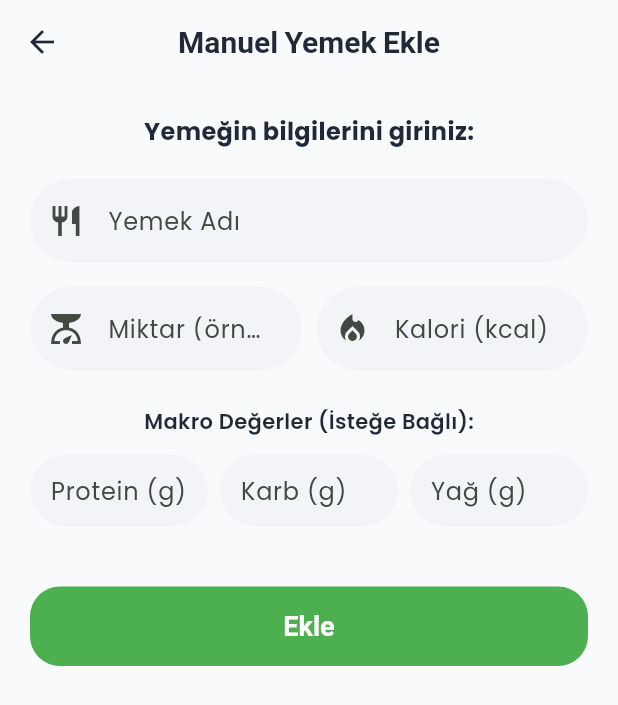
After one commit to tarikmenguc/mobile, a Flutter app: the FoodEntryView screen opened by its route, tab 2 chosen, after a tap on the "edit note" icon, on a phone screen of 412 x 824 dp. The commit adds this screen. Shown: the top 705 px of the screen. Run offline on Flutter 3.47's test engine with Material 3 defaults, Android fonts, the phone set to English and light mode, and no system bars; our stand-ins replace dio, file_picker, fl_chart, get, get_storage, google_fonts and 2 more; accounts and stored records are empty.

Commit message:
feat(manual): add editable ai results, manual food entry and manual goal override

```diff
--- a/mobile/lib/app/modules/food/views/food_entry_view.dart
+++ b/mobile/lib/app/modules/food/views/food_entry_view.dart
@@ -4,6 +4,7 @@ import 'package:image_picker/image_picker.dart';
 import '../controllers/food_controller.dart';
 import 'package:mobile/app/theme/app_colors.dart';
 import 'package:mobile/app/theme/app_theme.dart';
+import 'manual_add_view.dart';
 
 class FoodEntryView extends GetView<FoodController> {
   const FoodEntryView({Key? key}) : super(key: key);
@@ -87,7 +88,10 @@ class FoodEntryView extends GetView<FoodController> {
       child: Column(
         children: [
           // Arama Alanı
-          TextField(
+          Row(
+            children: [
+              Expanded(
+                child: TextField(
                   controller: controller.searchTextController,
                   decoration: InputDecoration(
                     hintText: "Örn: 1 kase mercimek çorbası",
@@ -98,6 +102,20 @@ class FoodEntryView extends GetView<FoodController> {
                     // filled & border handled by AppTheme
                   ),
                   onSubmitted: (_) => controller.searchFoodText(),
+                ),
+              ),
+              const SizedBox(width: 10),
+              ElevatedButton(
+                onPressed: () => Get.to(() => const ManualAddView()),
+                style: ElevatedButton.styleFrom(
+                    padding: const EdgeInsets.symmetric(
+                        horizontal: 16, vertical: 16),
+                    backgroundColor: AppColors.primary,
+                    shape: RoundedRectangleBorder(
+                        borderRadius: BorderRadius.circular(12))),
+                child: const Icon(Icons.edit_note, color: Colors.white),
+              )
+            ],
           ),
           const SizedBox(height: 20),
 
--- /dev/null
+++ b/mobile/lib/app/modules/food/views/manual_add_view.dart
@@ -0,0 +1,134 @@
+import 'package:flutter/material.dart';
+import 'package:get/get.dart';
+import '../controllers/food_controller.dart';
+
+class ManualAddView extends GetView<FoodController> {
+  const ManualAddView({Key? key}) : super(key: key);
+
+  @override
+  Widget build(BuildContext context) {
+    // Local controllers for the form
+    final nameCtrl = TextEditingController();
+    final calCtrl = TextEditingController();
+    final amountCtrl = TextEditingController();
+    final proteinCtrl = TextEditingController();
+    final carbCtrl = TextEditingController();
+    final fatCtrl = TextEditingController();
+
+    return Scaffold(
+      appBar: AppBar(title: const Text("Manuel Yemek Ekle")),
+      body: SingleChildScrollView(
+        padding: const EdgeInsets.all(20),
+        child: Column(
+          children: [
+            const Text("Yemeğin bilgilerini giriniz:",
+                style: TextStyle(fontSize: 16, fontWeight: FontWeight.bold)),
+            const SizedBox(height: 20),
+
+            // Name
+            TextField(
+              controller: nameCtrl,
+              decoration: const InputDecoration(
+                  labelText: "Yemek Adı",
+                  border: OutlineInputBorder(),
+                  prefixIcon: Icon(Icons.restaurant)),
+            ),
+            const SizedBox(height: 16),
+
+            // Amount & Calories
+            Row(
+              children: [
+                Expanded(
+                  child: TextField(
+                    controller: amountCtrl,
+                    decoration: const InputDecoration(
+                        labelText: "Miktar (örn: 1 porsiyon)",
+                        border: OutlineInputBorder(),
+                        prefixIcon: Icon(Icons.scale)),
+                  ),
+                ),
+                const SizedBox(width: 10),
+                Expanded(
+                  child: TextField(
+                    controller: calCtrl,
+                    keyboardType: TextInputType.number,
+                    decoration: const InputDecoration(
+                        labelText: "Kalori (kcal)",
+                        border: OutlineInputBorder(),
+                        prefixIcon: Icon(Icons.local_fire_department)),
+                  ),
+                ),
+              ],
+            ),
+            const SizedBox(height: 24),
+
+            const Text("Makro Değerler (İsteğe Bağlı):",
+                style: TextStyle(fontWeight: FontWeight.w600)),
+            const SizedBox(height: 12),
+
+            Row(
+              children: [
+                Expanded(child: _buildMacroField(proteinCtrl, "Protein (g)")),
+                const SizedBox(width: 8),
+                Expanded(child: _buildMacroField(carbCtrl, "Karb (g)")),
+                const SizedBox(width: 8),
+                Expanded(child: _buildMacroField(fatCtrl, "Yağ (g)")),
+              ],
+            ),
+
+            const SizedBox(height: 40),
+
+            SizedBox(
+              width: double.infinity,
+              child: ElevatedButton(
+                onPressed: () {
+                  // Validation
+                  if (nameCtrl.text.isEmpty || calCtrl.text.isEmpty) {
+                    Get.snackbar(
+                        "Hata", "Lütfen yemek adı ve kaloriyi giriniz.");
+                    return;
+                  }
+
+                  // Prepare object
+                  final foodData = {
+                    "isim": nameCtrl.text,
+                    "kalori": int.tryParse(calCtrl.text) ?? 0,
+                    "miktar": amountCtrl.text.isEmpty
+                        ? "1 porsiyon"
+                        : amountCtrl.text,
+                    "makrolar": {
+                      "protein": double.tryParse(proteinCtrl.text) ?? 0,
+                      "karbonhidrat": double.tryParse(carbCtrl.text) ?? 0,
+                      "yag": double.tryParse(fatCtrl.text) ?? 0,
+                    },
+                    "kaynak": "manuel"
+                  };
+
+                  controller.addManualFood(foodData);
+                },
+                style: ElevatedButton.styleFrom(
+                    padding: const EdgeInsets.symmetric(vertical: 16),
+                    backgroundColor: Colors.green),
+                child: const Text("Ekle",
+                    style: TextStyle(fontSize: 18, color: Colors.white)),
+              ),
+            )
+          ],
+        ),
+      ),
+    );
+  }
+
+  Widget _buildMacroField(TextEditingController ctrl, String label) {
+    return TextField(
+      controller: ctrl,
+      keyboardType: TextInputType.number,
+      textAlign: TextAlign.center,
+      decoration: InputDecoration(
+          labelText: label,
+          border: const OutlineInputBorder(),
+          contentPadding:
+              const EdgeInsets.symmetric(horizontal: 10, vertical: 10)),
+    );
+  }
+}
```
Also changed, not shown: mobile/lib/app/modules/food/controllers/food_controller.dart (+30 -0 lines), mobile/lib/app/modules/food/views/ai_analysis_view.dart (+168 -78 lines), mobile/lib/app/modules/profile/controllers/profile_controller.dart (+70 -0 lines), mobile/lib/app/modules/profile/views/profile_view.dart (+19 -6 lines), 2 other files. Lines whose indentation alone changed are shown as unchanged.
